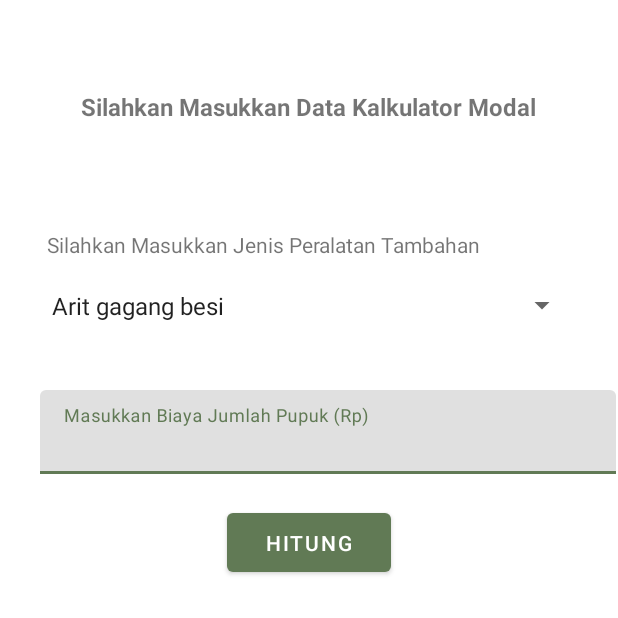
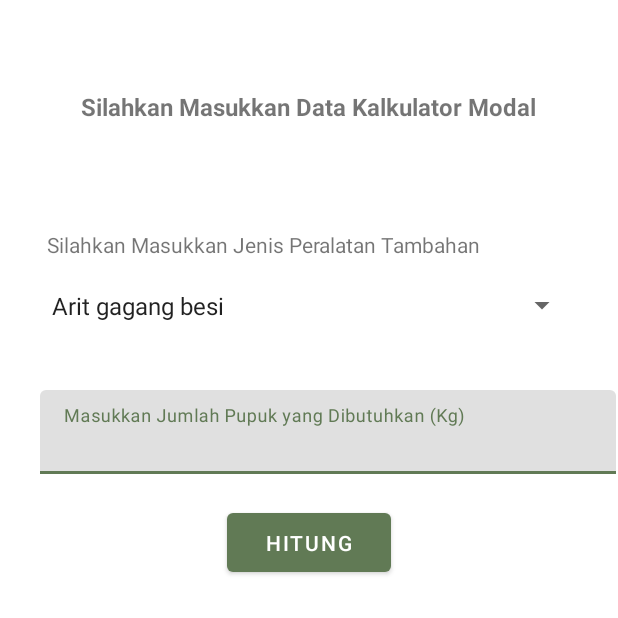
Before and after one commit to ttrrayl/TaniMate, an Android app: the CalculatorModalActivity screen opened directly, with no data from a screen before it, on a phone screen of 412 x 824 dp, the top half of it. Run offline under Robolectric (Android 15) with nearby library versions, the light colour scheme and no system bars; 1 statement that could not run was skipped.

Commit message:
Perbaikan string pada activity modal

```diff
--- a/app/src/main/res/layout/activity_calculator_modal.xml
+++ b/app/src/main/res/layout/activity_calculator_modal.xml
@@ -65,7 +65,7 @@
             android:id="@+id/biaya_pupuk"
             android:layout_width="match_parent"
             android:layout_height="wrap_content"
-            android:hint="@string/masukkan_biaya_jumlah_pupuk_rp"
+            android:hint="@string/masukkan_jumlah_pupuk_yang_dibutuhkan_kg"
             android:inputType="number" />
         </com.google.android.material.textfield.TextInputLayout>
 
--- a/app/src/main/res/values/strings.xml
+++ b/app/src/main/res/values/strings.xml
@@ -79,6 +79,7 @@
     <string name="guide">Guide</string>
     <string name="about_us">About Us</string>
     <string name="change_profile">Change Profile</string>
+    <string name="masukkan_jumlah_pupuk_yang_dibutuhkan_kg">Masukkan Jumlah Pupuk yang Dibutuhkan (Kg)</string>
 
 
     <array name="jenis_tanaman_array">
```
